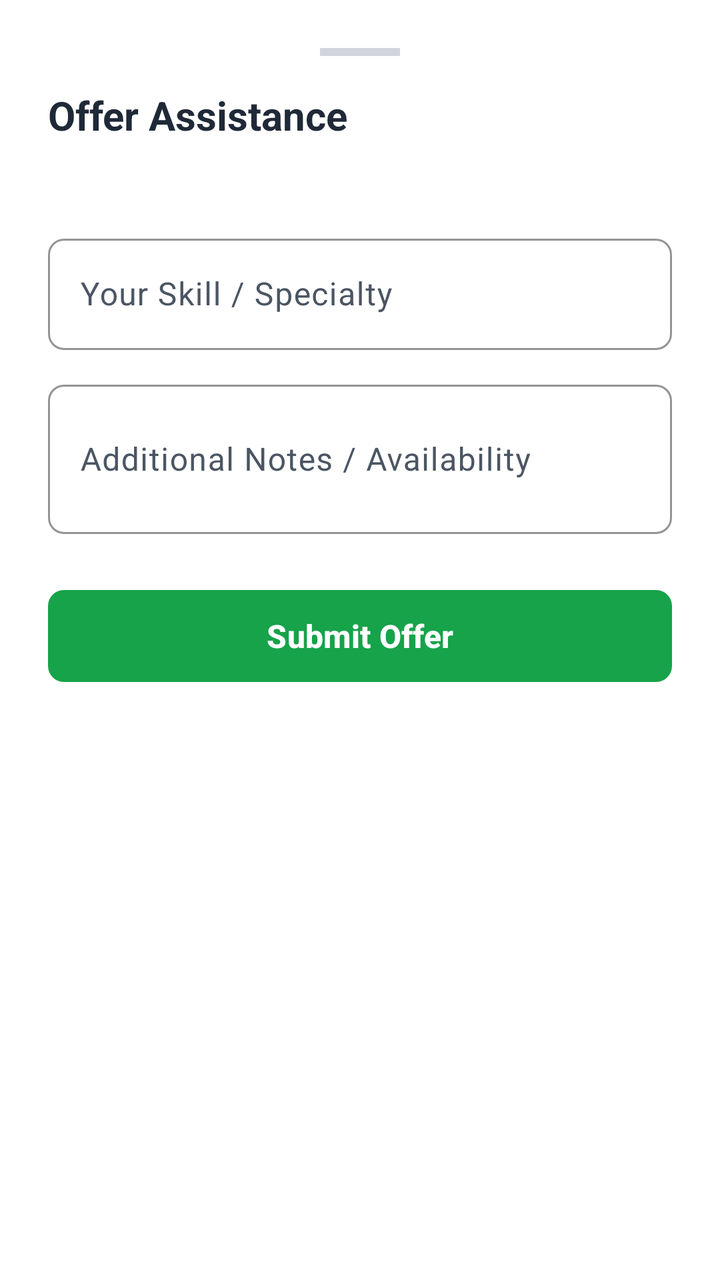
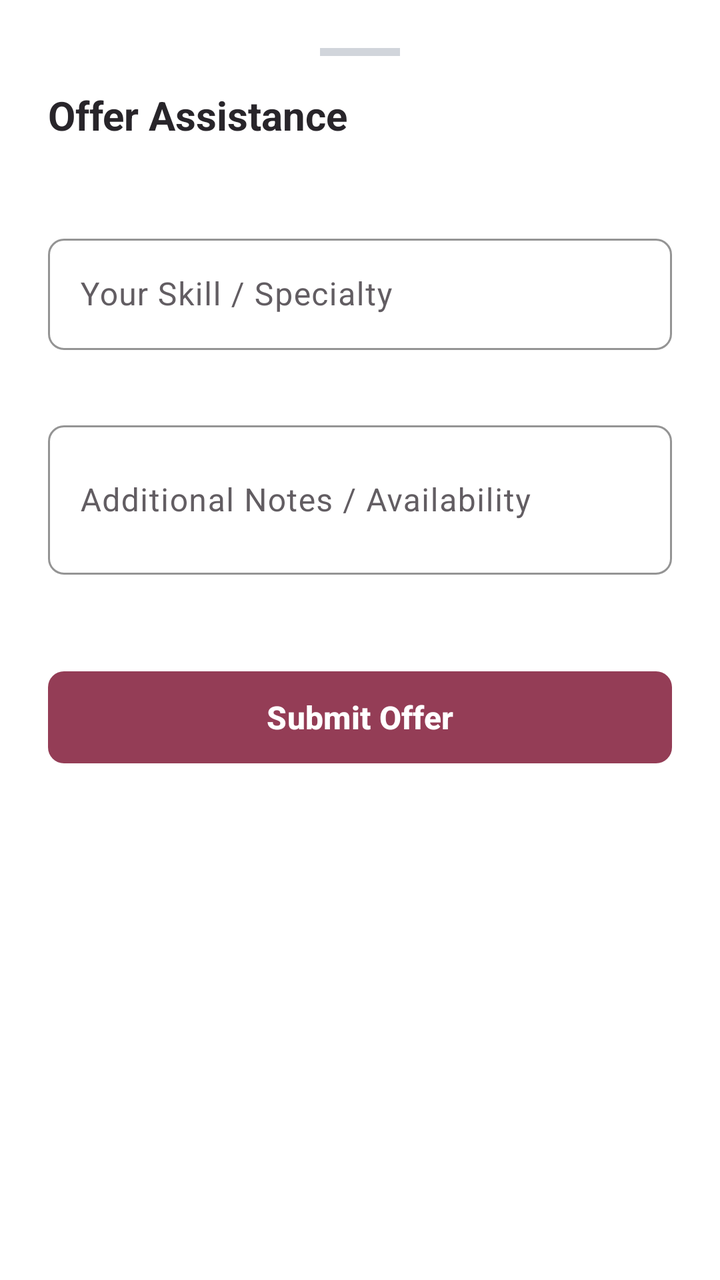

An Android layout rendered at two revisions. The XML below is the earlier revision; the diff shows what the commit changed to produce the second picture.
<!-- AndroidManifest.xml: application theme Theme.AurorahCANDigitalHub -->
<!-- res/layout/bottom_sheet_offer_assistance.xml -->
<?xml version="1.0" encoding="utf-8"?>
<LinearLayout xmlns:android="http://schemas.android.com/apk/res/android"
    xmlns:app="http://schemas.android.com/apk/res-auto"
    android:layout_width="match_parent"
    android:layout_height="wrap_content"
    android:background="?attr/colorSurface"
    android:orientation="vertical"
    android:padding="24dp">

    <View
        android:layout_width="40dp"
        android:layout_height="4dp"
        android:layout_gravity="center_horizontal"
        android:layout_marginBottom="16dp"
        android:background="@color/gray_300" />

    <TextView
        android:id="@+id/tvSheetTitle"
        android:layout_width="wrap_content"
        android:layout_height="wrap_content"
        android:text="@string/bottom_sheet_title"
        android:textColor="?attr/colorOnSurface"
        android:textSize="20sp"
        android:textStyle="bold" />

    <TextView
        android:id="@+id/tvNeedTitleInSheet"
        android:layout_width="wrap_content"
        android:layout_height="wrap_content"
        android:layout_marginTop="4dp"
        android:textColor="?attr/colorPrimary"
        android:textSize="14sp"
        android:textStyle="bold" />

    <com.google.android.material.textfield.TextInputLayout
        android:id="@+id/tilSkill"
        style="@style/Widget.Aurorah.TextInputLayout"
        android:layout_width="match_parent"
        android:layout_height="wrap_content"
        android:layout_marginTop="20dp"
        android:hint="@string/select_skill_hint">

        <com.google.android.material.textfield.TextInputEditText
            android:id="@+id/etSkill"
            android:layout_width="match_parent"
            android:layout_height="wrap_content"
            android:inputType="textPersonName"
            android:maxLines="1" />
    </com.google.android.material.textfield.TextInputLayout>

    <com.google.android.material.textfield.TextInputLayout
        android:id="@+id/tilNotes"
        style="@style/Widget.Aurorah.TextInputLayout"
        android:layout_width="match_parent"
        android:layout_height="wrap_content"
        android:layout_marginTop="12dp"
        android:hint="@string/notes_hint">

        <com.google.android.material.textfield.TextInputEditText
            android:id="@+id/etNotes"
            android:layout_width="match_parent"
            android:layout_height="wrap_content"
            android:inputType="textMultiLine"
            android:minLines="2" />
    </com.google.android.material.textfield.TextInputLayout>

    <com.google.android.material.button.MaterialButton
        android:id="@+id/btnSubmitOffer"
        android:layout_width="match_parent"
        android:layout_height="54dp"
        android:layout_marginTop="24dp"
        android:text="@string/submit_offer"
        android:textSize="16sp"
        android:textStyle="bold"
        app:backgroundTint="@color/primary_green"
        app:cornerRadius="8dp" />

    <ProgressBar
        android:id="@+id/pbOffer"
        android:layout_width="wrap_content"
        android:layout_height="wrap_content"
        android:layout_gravity="center_horizontal"
        android:visibility="gone" />

</LinearLayout>
<!-- resources referenced by this layout -->
<resources>
  <color name="gray_300">#D1D5DB</color>
  <color name="primary_green">#16A34A</color>
  <string name="bottom_sheet_title">Offer Assistance</string>
  <string name="notes_hint">Additional Notes / Availability</string>
  <string name="select_skill_hint">Your Skill / Specialty</string>
  <string name="submit_offer">Submit Offer</string>
  <style name="Widget.Aurorah.TextInputLayout" parent="Widget.Material3.TextInputLayout.OutlinedBox">
          <item name="boxStrokeColor">@color/primary_blue</item>
          <item name="hintTextColor">@color/primary_blue</item>
          <item name="errorIconTint">@color/error_red</item>
          <item name="errorTextColor">@color/error_red</item>
          <item name="boxCornerRadiusTopStart">8dp</item>
          <item name="boxCornerRadiusTopEnd">8dp</item>
          <item name="boxCornerRadiusBottomStart">8dp</item>
          <item name="boxCornerRadiusBottomEnd">8dp</item>
      </style>
  <style name="Theme.AurorahCANDigitalHub" parent="Base.Theme.AurorahCANDigitalHub" />
  <color name="primary_blue">#1E3A8A</color>
  <color name="error_red">#DC2626</color>
  <style name="Base.Theme.AurorahCANDigitalHub" parent="Theme.Material3.DayNight.NoActionBar">
          
          <item name="colorPrimary">@color/primary_blue</item>
          <item name="colorOnPrimary">@color/white</item>
          <item name="colorPrimaryContainer">#DBEAFE</item>
          <item name="colorOnPrimaryContainer">@color/primary_blue_dark</item>
  
          <item name="colorSecondary">@color/primary_green</item>
          <item name="colorOnSecondary">@color/white</item>
          <item name="colorSecondaryContainer">#DCFCE7</item>
          <item name="colorOnSecondaryContainer">@color/primary_green_dark</item>
  
          <item name="android:colorBackground">@color/background_light</item>
          <item name="colorSurface">@color/surface_card</item>
          <item name="colorOnSurface">@color/text_main</item>
          <item name="colorOnSurfaceVariant">@color/text_secondary</item>
  
          <item name="colorError">@color/error_red</item>
          <item name="colorOnError">@color/white</item>
  
          
          <item name="android:statusBarColor">?attr/colorPrimary</item>
          <item name="android:windowLightStatusBar">false</item>
      </style>
  <color name="white">#FFFFFFFF</color>
  <color name="primary_blue_dark">#172554</color>
  <color name="primary_green_dark">#15803D</color>
  <color name="background_light">#F9FAFB</color>
  <color name="surface_card">#FFFFFF</color>
  <color name="text_main">#1F2937</color>
  <color name="text_secondary">#4B5563</color>
</resources>

<!-- the commit's change to res/layout/bottom_sheet_offer_assistance.xml (unified diff, before → after) -->
@@ -72,7 +72,7 @@
         android:text="@string/submit_offer"
         android:textSize="16sp"
         android:textStyle="bold"
-        app:backgroundTint="@color/primary_green"
+        app:backgroundTint="@color/md_theme_secondary"
         app:cornerRadius="8dp" />
 
     <ProgressBar
<!-- resource entries referenced after the edit -->
@@ -1,39 +1,40 @@
 <!-- resources referenced by this layout -->
 <resources>
   <color name="gray_300">#D1D5DB</color>
-  <color name="primary_green">#16A34A</color>
+  <color name="md_theme_secondary">#943D56</color>
   <string name="bottom_sheet_title">Offer Assistance</string>
   <string name="notes_hint">Additional Notes / Availability</string>
   <string name="select_skill_hint">Your Skill / Specialty</string>
   <string name="submit_offer">Submit Offer</string>
   <style name="Widget.Aurorah.TextInputLayout" parent="Widget.Material3.TextInputLayout.OutlinedBox">
-          <item name="boxStrokeColor">@color/primary_blue</item>
-          <item name="hintTextColor">@color/primary_blue</item>
+          <item name="boxStrokeColor">@color/md_theme_primary</item>
+          <item name="hintTextColor">@color/md_theme_primary</item>
           <item name="errorIconTint">@color/error_red</item>
           <item name="errorTextColor">@color/error_red</item>
+          <item name="errorEnabled">true</item>
           <item name="boxCornerRadiusTopStart">8dp</item>
           <item name="boxCornerRadiusTopEnd">8dp</item>
           <item name="boxCornerRadiusBottomStart">8dp</item>
           <item name="boxCornerRadiusBottomEnd">8dp</item>
       </style>
   <style name="Theme.AurorahCANDigitalHub" parent="Base.Theme.AurorahCANDigitalHub" />
-  <color name="primary_blue">#1E3A8A</color>
+  <color name="md_theme_primary">#D5105C</color>
   <color name="error_red">#DC2626</color>
   <style name="Base.Theme.AurorahCANDigitalHub" parent="Theme.Material3.DayNight.NoActionBar">
           
-          <item name="colorPrimary">@color/primary_blue</item>
+          <item name="colorPrimary">@color/md_theme_primary</item>
           <item name="colorOnPrimary">@color/white</item>
-          <item name="colorPrimaryContainer">#DBEAFE</item>
-          <item name="colorOnPrimaryContainer">@color/primary_blue_dark</item>
+          <item name="colorPrimaryContainer">#FCE4EC</item>
+          <item name="colorOnPrimaryContainer">@color/md_theme_primary</item>
   
-          <item name="colorSecondary">@color/primary_green</item>
+          <item name="colorSecondary">@color/md_theme_secondary</item>
           <item name="colorOnSecondary">@color/white</item>
-          <item name="colorSecondaryContainer">#DCFCE7</item>
-          <item name="colorOnSecondaryContainer">@color/primary_green_dark</item>
+          <item name="colorSecondaryContainer">#F8E8EC</item>
+          <item name="colorOnSecondaryContainer">@color/md_theme_secondary</item>
   
-          <item name="android:colorBackground">@color/background_light</item>
-          <item name="colorSurface">@color/surface_card</item>
-          <item name="colorOnSurface">@color/text_main</item>
+          <item name="android:colorBackground">@color/md_theme_background</item>
+          <item name="colorSurface">@color/card_surface</item>
+          <item name="colorOnSurface">@color/text_primary</item>
           <item name="colorOnSurfaceVariant">@color/text_secondary</item>
   
           <item name="colorError">@color/error_red</item>
@@ -44,11 +45,9 @@
           <item name="android:windowLightStatusBar">false</item>
       </style>
   <color name="white">#FFFFFFFF</color>
-  <color name="primary_blue_dark">#172554</color>
-  <color name="primary_green_dark">#15803D</color>
-  <color name="background_light">#F9FAFB</color>
-  <color name="surface_card">#FFFFFF</color>
-  <color name="text_main">#1F2937</color>
-  <color name="text_secondary">#4B5563</color>
+  <color name="md_theme_background">#FAF8F9</color>
+  <color name="card_surface">#FFFFFF</color>
+  <color name="text_primary">#28252A</color>
+  <color name="text_secondary">#625D62</color>
 </resources>
 
